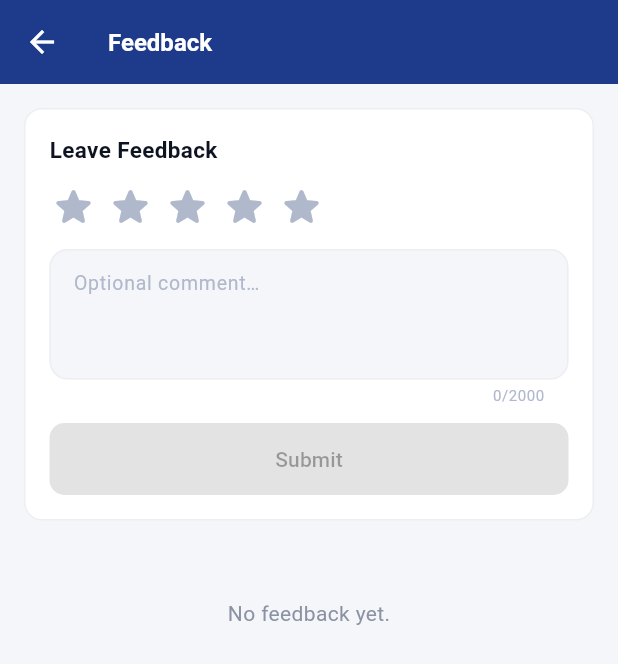
After one commit to Ahmed-Naafic/Group-Formation-System-FYP-, a Flutter app: the FeedbackView screen opened directly, on a phone screen of 412 x 824 dp. The commit adds this screen. Shown: the top 664 px of the screen. Run offline on Flutter 3.47's test engine with Material 3 defaults, Android fonts, the phone set to English and light mode, and no system bars; our stand-ins replace dio, file_picker, firebase_core, firebase_messaging, flutter_secure_storage, get and 2 more; accounts and stored records are empty; network calls fail.

Commit message:
feat: implement all missing system features
Backend:
- Rate limiting on /api/auth/login (20 req / 15 min)
- GET /api/students/me endpoint for students to view own grades

Web:
- Attendance management page per course offering (bulk upsert)
- Data-rich report download (Excel + CSV with scores & attendance)
- Web task submission file attachment (select workspace files)
- Feedback tab in WorkspaceDetailPage (submit + view feedback)

Mobile:
- Performance/grades screen (My Grades)
- Feedback screen (submit + view group feedback)
- Routes: /performance, /feedback
- My Grades and Feedback buttons added to workspace detail view

```diff
--- /dev/null
+++ b/mobile/lib/app/modules/feedback/controllers/feedback_controller.dart
@@ -0,0 +1,86 @@
+import 'package:get/get.dart';
+import '../../../data/providers/api_client.dart';
+
+class FeedbackItem {
+  final String id;
+  final int rating;
+  final String? comment;
+  final String? fromName;
+  final DateTime createdAt;
+
+  const FeedbackItem({
+    required this.id,
+    required this.rating,
+    this.comment,
+    this.fromName,
+    required this.createdAt,
+  });
+
+  factory FeedbackItem.fromJson(Map<String, dynamic> json) {
+    final from = json['fromUserId'];
+    return FeedbackItem(
+      id:        json['_id'] as String,
+      rating:    (json['rating'] as num).toInt(),
+      comment:   json['comment'] as String?,
+      fromName:  (from is Map ? from['fullName'] : null) as String?,
+      createdAt: DateTime.parse(json['createdAt'] as String),
+    );
+  }
+}
+
+class FeedbackController extends GetxController {
+  final _api = ApiClient();
+
+  final String groupId;
+  FeedbackController({required this.groupId});
+
+  final feedbackList = <FeedbackItem>[].obs;
+  final isLoading    = false.obs;
+  final submitting   = false.obs;
+  final error        = ''.obs;
+
+  final rating  = 0.obs;
+  final comment = ''.obs;
+
+  @override
+  void onInit() {
+    super.onInit();
+    load();
+  }
+
+  Future<void> load() async {
+    isLoading.value = true;
+    error.value     = '';
+    try {
+      final res = await _api.dio.get('/feedback', queryParameters: {'groupId': groupId});
+      final raw = res.data['data']['feedback'] as List<dynamic>;
+      feedbackList.assignAll(
+        raw.map((e) => FeedbackItem.fromJson(e as Map<String, dynamic>)),
+      );
+    } catch (_) {
+      error.value = 'Could not load feedback.';
+    } finally {
+      isLoading.value = false;
+    }
+  }
+
+  Future<bool> submit() async {
+    if (rating.value == 0) return false;
+    submitting.value = true;
+    try {
+      await _api.dio.post('/feedback', data: {
+        'groupId': groupId,
+        'rating':  rating.value,
+        if (comment.value.trim().isNotEmpty) 'comment': comment.value.trim(),
+      });
+      rating.value  = 0;
+      comment.value = '';
+      await load();
+      return true;
+    } catch (_) {
+      return false;
+    } finally {
+      submitting.value = false;
+    }
+  }
+}
--- /dev/null
+++ b/mobile/lib/app/modules/feedback/views/feedback_view.dart
@@ -0,0 +1,209 @@
+import 'package:flutter/material.dart';
+import 'package:get/get.dart';
+import '../../../core/theme/app_theme.dart';
+import '../controllers/feedback_controller.dart';
+
+class FeedbackView extends StatelessWidget {
+  const FeedbackView({super.key});
+
+  @override
+  Widget build(BuildContext context) {
+    final ctrl = Get.find<FeedbackController>();
+
+    return Scaffold(
+      appBar: AppBar(
+        title: const Text(
+          'Feedback',
+          style: TextStyle(fontSize: 16, fontWeight: FontWeight.w600),
+        ),
+      ),
+      body: Obx(() {
+        if (ctrl.isLoading.value) {
+          return const Center(
+            child: CircularProgressIndicator(color: Color(0xFF1E3A8A)),
+          );
+        }
+
+        return RefreshIndicator(
+          color: const Color(0xFF1E3A8A),
+          onRefresh: ctrl.load,
+          child: ListView(
+            padding: const EdgeInsets.all(16),
+            children: [
+              // ── Submit form ────────────────────────────────────────────────
+              Container(
+                padding: const EdgeInsets.all(16),
+                decoration: BoxDecoration(
+                  color: context.cardColor,
+                  borderRadius: BorderRadius.circular(12),
+                  border: Border.all(color: context.dividerColor),
+                ),
+                child: Column(
+                  crossAxisAlignment: CrossAxisAlignment.start,
+                  children: [
+                    Text(
+                      'Leave Feedback',
+                      style: TextStyle(
+                        fontSize: 15,
+                        fontWeight: FontWeight.w600,
+                        color: context.textPrimary,
+                      ),
+                    ),
+                    const SizedBox(height: 12),
+                    // Star rating
+                    Obx(() => Row(
+                      children: List.generate(5, (i) {
+                        final n = i + 1;
+                        return GestureDetector(
+                          onTap: () => ctrl.rating.value = n,
+                          child: Padding(
+                            padding: const EdgeInsets.only(right: 6),
+                            child: Icon(
+                              Icons.star_rounded,
+                              size: 32,
+                              color: n <= ctrl.rating.value
+                                  ? const Color(0xFFFBBF24)
+                                  : context.textPlaceholder,
+                            ),
+                          ),
+                        );
+                      }),
+                    )),
+                    const SizedBox(height: 12),
+                    // Comment
+                    TextField(
+                      maxLines: 3,
+                      maxLength: 2000,
+                      style: TextStyle(fontSize: 14, color: context.textPrimary),
+                      decoration: InputDecoration(
+                        hintText: 'Optional comment…',
+                        hintStyle: TextStyle(color: context.textPlaceholder, fontSize: 13),
+                        filled: true,
+                        fillColor: context.inputFill,
+                        contentPadding: const EdgeInsets.all(12),
+                        border: context.inputBorderNone(),
+                        enabledBorder: context.inputBorderEnabled(),
+                        focusedBorder: context.inputBorderFocused,
+                        counterStyle: TextStyle(fontSize: 10, color: context.textPlaceholder),
+                      ),
+                      onChanged: (v) => ctrl.comment.value = v,
+                    ),
+                    const SizedBox(height: 12),
+                    Obx(() => SizedBox(
+                      width: double.infinity,
+                      child: ElevatedButton(
+                        onPressed: ctrl.submitting.value || ctrl.rating.value == 0
+                            ? null
+                            : () async {
+                                final ok = await ctrl.submit();
+                                if (ok) {
+                                  Get.snackbar('Done', 'Feedback submitted',
+                                      duration: const Duration(seconds: 2),
+                                      snackPosition: SnackPosition.TOP);
+                                } else {
+                                  Get.snackbar('Error', 'Failed to submit feedback',
+                                      duration: const Duration(seconds: 2),
+                                      snackPosition: SnackPosition.TOP);
+                                }
+                              },
+                        style: ElevatedButton.styleFrom(
+                          backgroundColor: const Color(0xFF1E3A8A),
+                          foregroundColor: Colors.white,
+                          padding: const EdgeInsets.symmetric(vertical: 14),
+                          shape: RoundedRectangleBorder(
+                            borderRadius: BorderRadius.circular(10),
+                          ),
+                        ),
+                        child: ctrl.submitting.value
+                            ? const SizedBox(
+                                width: 18,
+                                height: 18,
+                                child: CircularProgressIndicator(
+                                    color: Colors.white, strokeWidth: 2),
+                              )
+                            : const Text('Submit'),
+                      ),
+                    )),
+                  ],
+                ),
+              ),
+
+              const SizedBox(height: 20),
+
+              // ── Feedback list ──────────────────────────────────────────────
+              if (ctrl.feedbackList.isEmpty)
+                Center(
+                  child: Padding(
+                    padding: const EdgeInsets.symmetric(vertical: 32),
+                    child: Text(
+                      'No feedback yet.',
+                      style: TextStyle(fontSize: 14, color: context.textMuted),
+                    ),
+                  ),
+                )
+              else
+                ...ctrl.feedbackList.map((fb) => _FeedbackCard(fb: fb)),
+            ],
+          ),
+        );
+      }),
+    );
+  }
+}
+
+class _FeedbackCard extends StatelessWidget {
+  final FeedbackItem fb;
+  const _FeedbackCard({required this.fb});
+
+  @override
+  Widget build(BuildContext context) {
+    return Container(
+      margin: const EdgeInsets.only(bottom: 10),
+      padding: const EdgeInsets.all(14),
+      decoration: BoxDecoration(
+        color: context.cardColor,
+        borderRadius: BorderRadius.circular(10),
+        border: Border.all(color: context.dividerColor),
+      ),
+      child: Column(
+        crossAxisAlignment: CrossAxisAlignment.start,
+        children: [
+          Row(
+            children: [
+              ...List.generate(5, (i) => Icon(
+                Icons.star_rounded,
+                size: 15,
+                color: (i + 1) <= fb.rating
+                    ? const Color(0xFFFBBF24)
+                    : const Color(0xFFE5E7EB),
+              )),
+              const SizedBox(width: 8),
+              Expanded(
+                child: Text(
+                  fb.fromName ?? 'Anonymous',
+                  style: TextStyle(fontSize: 12, color: context.textMuted),
+                ),
+              ),
+              Text(
+                _formatDate(fb.createdAt),
+                style: TextStyle(fontSize: 11, color: context.textPlaceholder),
+              ),
+            ],
+          ),
+          if (fb.comment != null && fb.comment!.isNotEmpty) ...[
+            const SizedBox(height: 8),
+            Text(
+              fb.comment!,
+              style: TextStyle(fontSize: 13, color: context.textSecondary),
+            ),
+          ],
+        ],
+      ),
+    );
+  }
+
+  String _formatDate(DateTime dt) {
+    final months = ['Jan','Feb','Mar','Apr','May','Jun','Jul','Aug','Sep','Oct','Nov','Dec'];
+    return '${dt.day} ${months[dt.month - 1]}';
+  }
+}
--- /dev/null
+++ b/mobile/lib/app/modules/performance/bindings/performance_binding.dart
@@ -0,0 +1,9 @@
+import 'package:get/get.dart';
+import '../controllers/performance_controller.dart';
+
+class PerformanceBinding extends Bindings {
+  @override
+  void dependencies() {
+    Get.lazyPut<PerformanceController>(() => PerformanceController());
+  }
+}
--- a/mobile/lib/app/routes/app_pages.dart
+++ b/mobile/lib/app/routes/app_pages.dart
@@ -6,10 +6,14 @@ import '../modules/chat/bindings/chat_binding.dart';
 import '../modules/chat/views/chat_view.dart';
 import '../modules/dashboard/bindings/dashboard_binding.dart';
 import '../modules/dashboard/views/dashboard_view.dart';
+import '../modules/feedback/controllers/feedback_controller.dart';
+import '../modules/feedback/views/feedback_view.dart';
 import '../modules/files/bindings/files_binding.dart';
 import '../modules/files/views/files_view.dart';
 import '../modules/main/views/main_shell.dart';
 import '../modules/notifications/views/notifications_view.dart';
+import '../modules/performance/bindings/performance_binding.dart';
+import '../modules/performance/views/performance_view.dart';
 import '../modules/splash/views/splash_view.dart';
 import '../modules/tasks/bindings/task_binding.dart';
 import '../modules/tasks/views/task_detail_view.dart';
@@ -73,5 +77,18 @@ class AppPages {
       page: () => const FilesView(),
       binding: FilesBinding(),
     ),
+    GetPage(
+      name: Routes.performance,
+      page: () => const PerformanceView(),
+      binding: PerformanceBinding(),
+    ),
+    GetPage(
+      name: Routes.feedback,
+      page: () => const FeedbackView(),
+      binding: BindingsBuilder(() {
+        final groupId = Get.arguments as String;
+        Get.lazyPut<FeedbackController>(() => FeedbackController(groupId: groupId));
+      }),
+    ),
   ];
 }
--- a/mobile/lib/app/routes/app_routes.dart
+++ b/mobile/lib/app/routes/app_routes.dart
@@ -12,4 +12,6 @@ abstract class Routes {
   static const chat           = '/chat';
   static const notifications  = '/notifications';
   static const files          = '/files';
+  static const performance    = '/performance';
+  static const feedback       = '/feedback';
 }
```
Also changed, not shown: mobile/lib/app/modules/performance/controllers/performance_controller.dart (added, +53 -0 lines), mobile/lib/app/modules/performance/views/performance_view.dart (added, +168 -0 lines), mobile/lib/app/modules/workspace/views/workspace_detail_view.dart (+35 -0 lines), 15 other files.
